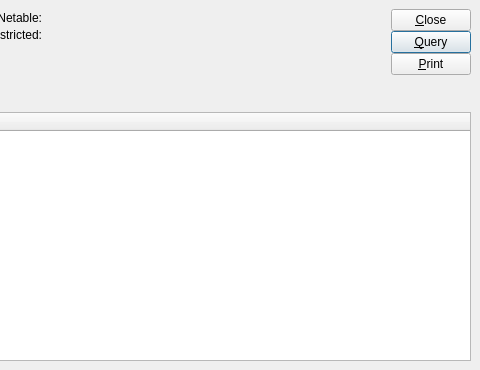
Qt form xtuple/trunk/guiclient/dspQOHByLocation.ui (WooodHead/xtuple) before a commit; both pictures show x 256 to 736 and y 0 to 370 of the 736 by 370 pixel window.
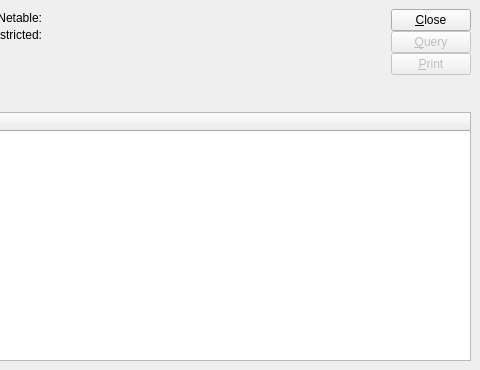
The same form after that commit. Custom widgets are drawn as their Qt base class.

Patch:
```diff
--- a/xtuple/trunk/guiclient/dspQOHByLocation.ui
+++ b/xtuple/trunk/guiclient/dspQOHByLocation.ui
@@ -273,6 +273,9 @@
         </item>
         <item>
          <widget class="QPushButton" name="_query" >
+          <property name="enabled" >
+           <bool>false</bool>
+          </property>
           <property name="text" >
            <string>&amp;Query</string>
           </property>
@@ -289,6 +292,9 @@
         </item>
         <item>
          <widget class="QPushButton" name="_print" >
+          <property name="enabled" >
+           <bool>false</bool>
+          </property>
           <property name="text" >
            <string>&amp;Print</string>
           </property>
@@ -374,16 +380,16 @@
  <layoutdefault spacing="6" margin="11" />
  <pixmapfunction>qPixmapFromMimeSource</pixmapfunction>
  <customwidgets>
-  <customwidget>
-   <class>XTreeWidget</class>
-   <extends>QTreeWidget</extends>
-   <header>xtreewidget.h</header>
-  </customwidget>
   <customwidget>
    <class>WarehouseGroup</class>
    <extends>QGroupBox</extends>
    <header>warehousegroup.h</header>
   </customwidget>
+  <customwidget>
+   <class>XTreeWidget</class>
+   <extends>QTreeWidget</extends>
+   <header>xtreewidget.h</header>
+  </customwidget>
   <customwidget>
    <class>XComboBox</class>
    <extends>QComboBox</extends>
```
Left out of the diff: 32 changed lines with no effect on the pictures.
